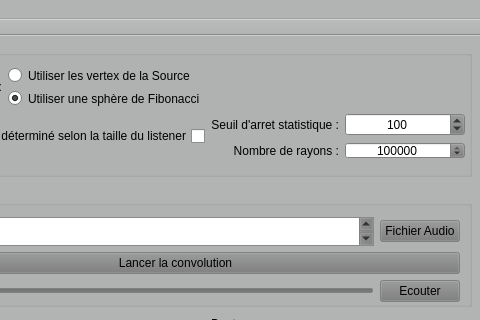
Qt form mainwindow.ui (DocGrobi/RayTracingCpp) before a commit; both pictures show x 139 to 619 and y 0 to 320 of the 619 by 817 pixel window.
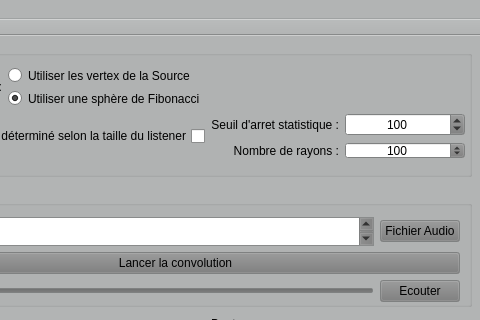
The same form after that commit.

Diff of the .ui file:
```diff
--- a/mainwindow.ui
+++ b/mainwindow.ui
@@ -900,7 +900,7 @@
          <number>1000000000</number>
         </property>
         <property name="value">
-         <number>100000</number>
+         <number>100</number>
         </property>
        </widget>
       </item>
```
